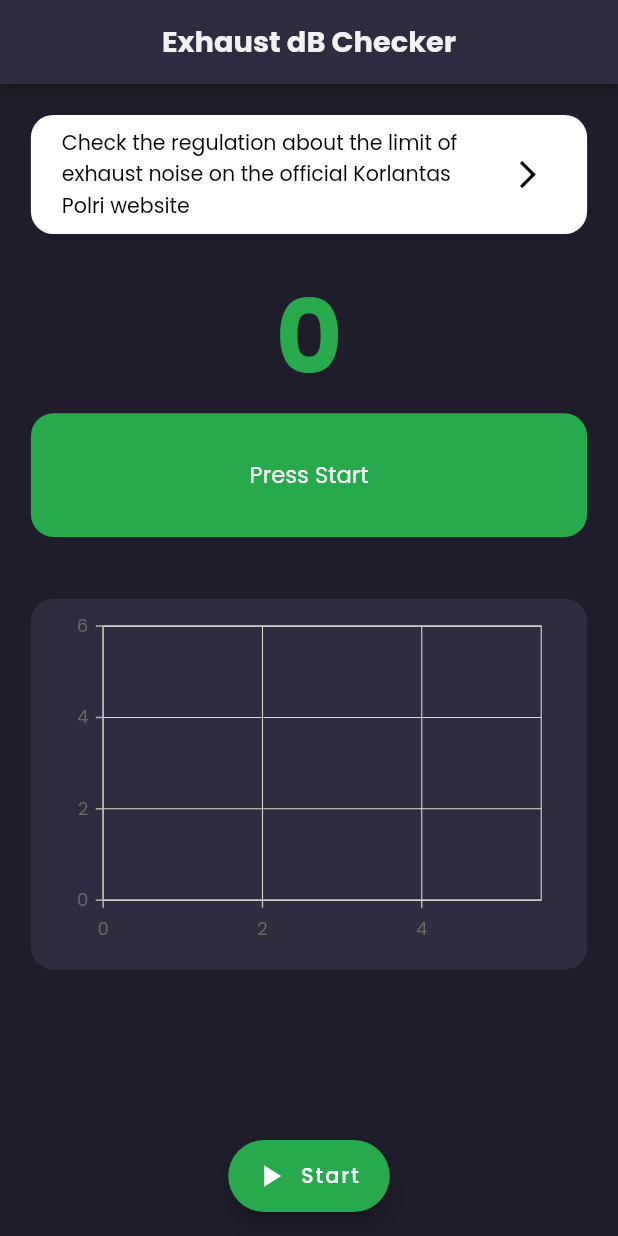
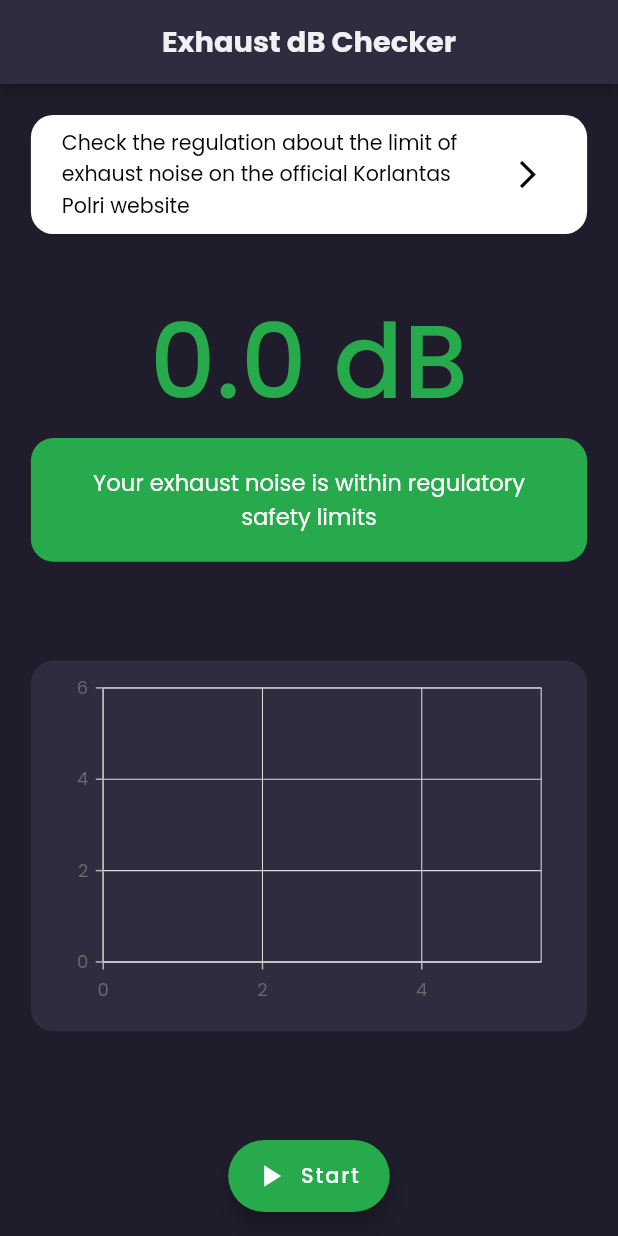
Before and after one commit to andrirahmanto/noiseCheckerApp, a Flutter app: the screen it shows after launch, on a phone screen of 412 x 824 dp. Run offline on Flutter 3.47's test engine with Material 2 defaults, Android fonts, the phone set to English and light mode, and no system bars; our stand-ins replace easy_splash_screen, get, google_fonts, sizer, syncfusion_flutter_charts, webview_flutter; missing offline and left inert: noise_meter.

Commit message:
feat: enhance main screen

```diff
--- a/lib/screens/main.screen.dart
+++ b/lib/screens/main.screen.dart
@@ -110,10 +110,7 @@ class _MainScreenState extends State<MainScreen> {
 
   String getFeedback(double? maxDB) {
     var noise = maxDB ?? 0;
-    if (noise == 0) {
-      return 'Press Start';
-    }
-    if (noise > 81) {
+    if (noise > 80) {
       return 'Your exhaust noise exceeds the\nregulatory limit';
     }
     return 'Your exhaust noise is within regulatory\nsafety limits';
@@ -121,7 +118,7 @@ class _MainScreenState extends State<MainScreen> {
 
   Color getFeedbackColor(double? maxDB) {
     var noise = maxDB ?? 0;
-    if (noise > 81) {
+    if (noise > 80) {
       return ColorPalettes.red;
     }
     return ColorPalettes.green;
@@ -190,15 +187,17 @@ class _MainScreenState extends State<MainScreen> {
                     )),
               ),
               SizedBox(
-                height: 2.h,
+                height: 4.h,
               ),
               Container(
                 child: Column(
                   children: [
                     PrimaryText(
-                      text: maxDB != null ? maxDB!.toStringAsFixed(0) : '0',
+                      text: maxDB != null
+                          ? maxDB!.toStringAsFixed(1) + ' dB'
+                          : '0.0 dB',
                       fontSize: 50.sp,
-                      fontWeight: FontWeight.w700,
+                      fontWeight: FontWeight.w500,
                       color: getFeedbackColor(maxDB),
                     ),
                     Container(
@@ -219,7 +218,7 @@ class _MainScreenState extends State<MainScreen> {
                           ),
                         )),
                     SizedBox(
-                      height: 5.h,
+                      height: 8.h,
                     ),
                     Container(
                       width: 90.w,
@@ -245,7 +244,7 @@ class _MainScreenState extends State<MainScreen> {
                       ),
                     ),
                     SizedBox(
-                      height: 30.h,
+                      height: 10.h,
                     ),
                   ],
                 ),
```
